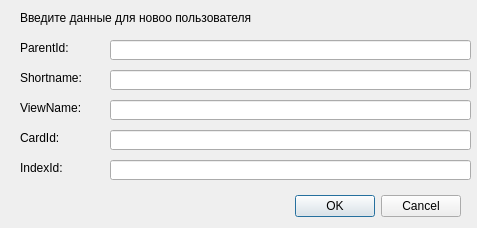
Evgeniykull/DataBase, file dataBaseFirebird/adduserdialog.ui: the form before one commit.
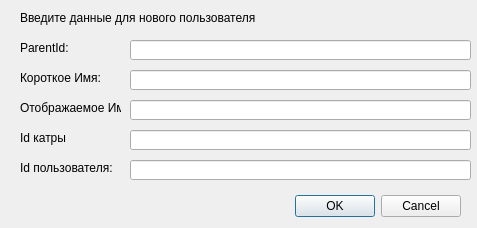
The form after the commit.

Diff of the .ui file:
```diff
--- a/dataBaseFirebird/adduserdialog.ui
+++ b/dataBaseFirebird/adduserdialog.ui
@@ -32,9 +32,9 @@
   <widget class="QLineEdit" name="leParentId">
    <property name="geometry">
     <rect>
-     <x>110</x>
+     <x>130</x>
      <y>40</y>
-     <width>361</width>
+     <width>341</width>
      <height>20</height>
     </rect>
    </property>
@@ -44,7 +44,7 @@
     <rect>
      <x>20</x>
      <y>40</y>
-     <width>81</width>
+     <width>101</width>
      <height>16</height>
     </rect>
    </property>
@@ -62,15 +62,15 @@
     </rect>
    </property>
    <property name="text">
-    <string>Введите данные для новоо пользователя</string>
+    <string>Введите данные для нового пользователя</string>
    </property>
   </widget>
   <widget class="QLineEdit" name="leShortName">
    <property name="geometry">
     <rect>
-     <x>110</x>
+     <x>130</x>
      <y>70</y>
-     <width>361</width>
+     <width>341</width>
      <height>20</height>
     </rect>
    </property>
@@ -80,20 +80,20 @@
     <rect>
      <x>20</x>
      <y>70</y>
-     <width>81</width>
+     <width>101</width>
      <height>16</height>
     </rect>
    </property>
    <property name="text">
-    <string>Shortname:</string>
+    <string>Короткое Имя:</string>
    </property>
   </widget>
   <widget class="QLineEdit" name="leViewName">
    <property name="geometry">
     <rect>
-     <x>110</x>
+     <x>130</x>
      <y>100</y>
-     <width>361</width>
+     <width>341</width>
      <height>20</height>
     </rect>
    </property>
@@ -103,20 +103,20 @@
     <rect>
      <x>20</x>
      <y>100</y>
-     <width>81</width>
+     <width>101</width>
      <height>16</height>
     </rect>
    </property>
    <property name="text">
-    <string>ViewName:</string>
+    <string>Отображаемое Имя:</string>
    </property>
   </widget>
   <widget class="QLineEdit" name="leCardId">
    <property name="geometry">
     <rect>
-     <x>110</x>
+     <x>130</x>
      <y>130</y>
-     <width>361</width>
+     <width>341</width>
      <height>20</height>
     </rect>
    </property>
@@ -126,20 +126,20 @@
     <rect>
      <x>20</x>
      <y>130</y>
-     <width>81</width>
+     <width>101</width>
      <height>16</height>
     </rect>
    </property>
    <property name="text">
-    <string>CardId:</string>
+    <string>Id катры</string>
    </property>
   </widget>
   <widget class="QLineEdit" name="leIndexId">
    <property name="geometry">
     <rect>
-     <x>110</x>
+     <x>130</x>
      <y>160</y>
-     <width>361</width>
+     <width>341</width>
      <height>20</height>
     </rect>
    </property>
@@ -149,12 +149,12 @@
     <rect>
      <x>20</x>
      <y>160</y>
-     <width>81</width>
+     <width>101</width>
      <height>16</height>
     </rect>
    </property>
    <property name="text">
-    <string>IndexId:</string>
+    <string>Id пользователя:</string>
    </property>
   </widget>
  </widget>
```
